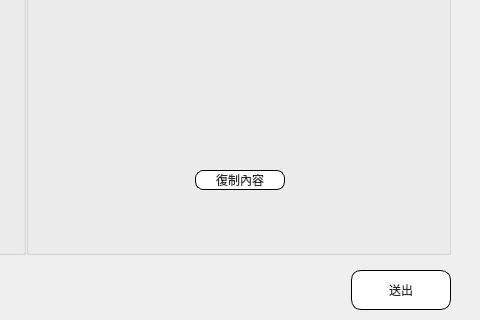
Before: the Qt Designer form src/AdbClient/StageCustomerService/LayerAddCost.ui in roger0816/Adb, drawn with Qt 5; both pictures show x 429 to 909 and y 408 to 728 of the 909 by 728 pixel window.
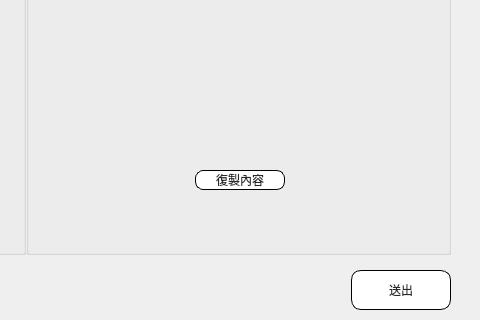
After: the same form once the commit is applied. Custom widgets are drawn as their Qt base class.

The edit to the form file:
```diff
--- a/src/AdbClient/StageCustomerService/LayerAddCost.ui
+++ b/src/AdbClient/StageCustomerService/LayerAddCost.ui
@@ -738,7 +738,7 @@
 }</string>
                     </property>
                     <property name="text">
-                     <string>復制內容</string>
+                     <string>復製內容</string>
                     </property>
                    </widget>
                   </item>
```
